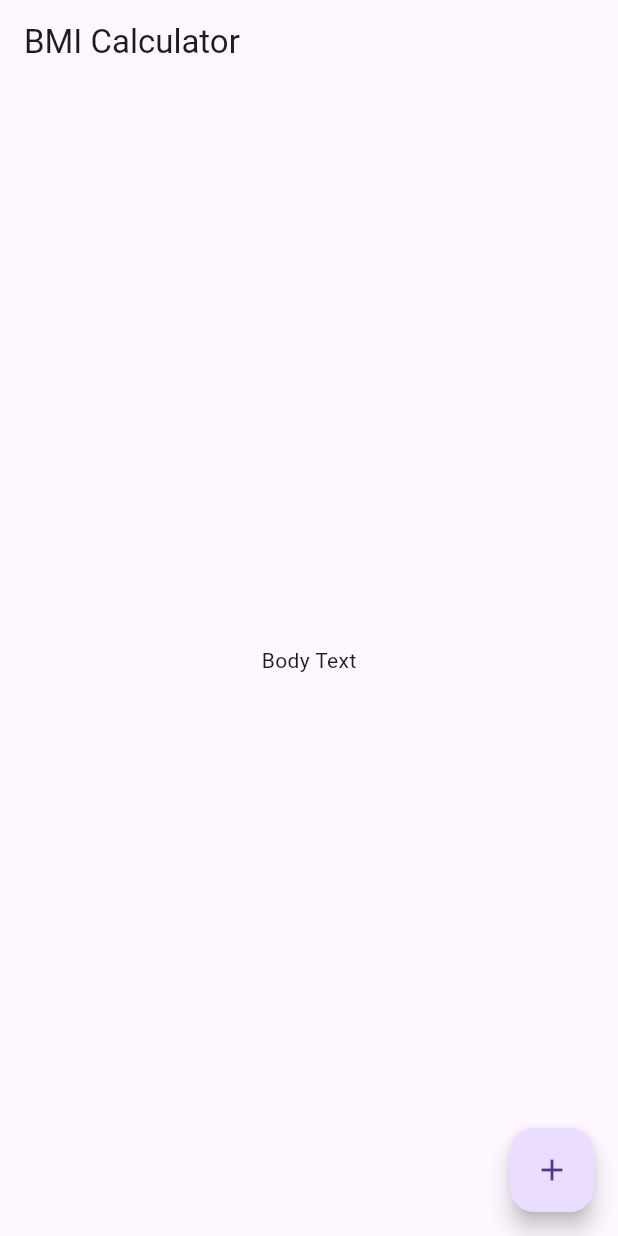
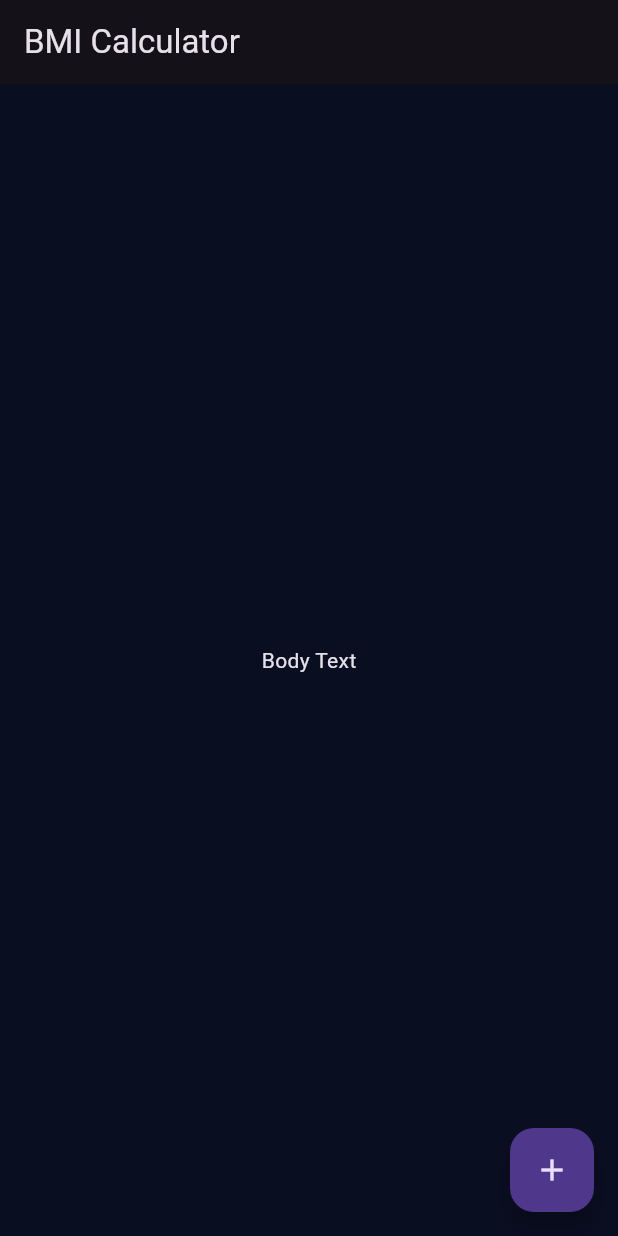
Before and after one commit to Rosy-90/BMICalculaor, a Flutter app: the screen it shows after launch, on a phone screen of 412 x 824 dp. Run offline on Flutter 3.47's test engine with Material 3 defaults, Android fonts, the phone set to English and light mode, and no system bars.

Commit message:
apply dark colour theme to the app

```diff
--- a/lib/main.dart
+++ b/lib/main.dart
@@ -11,6 +11,10 @@ class BMICalculator extends StatelessWidget {
   @override
   Widget build(BuildContext context) {
     return MaterialApp(
+      theme: ThemeData.dark().copyWith(
+          primaryColor: const Color(0xFF0A0E21),
+           scaffoldBackgroundColor: const Color(0xFF0A0E21),
+      ),
       home: InputPage(),
     );
   }
```
